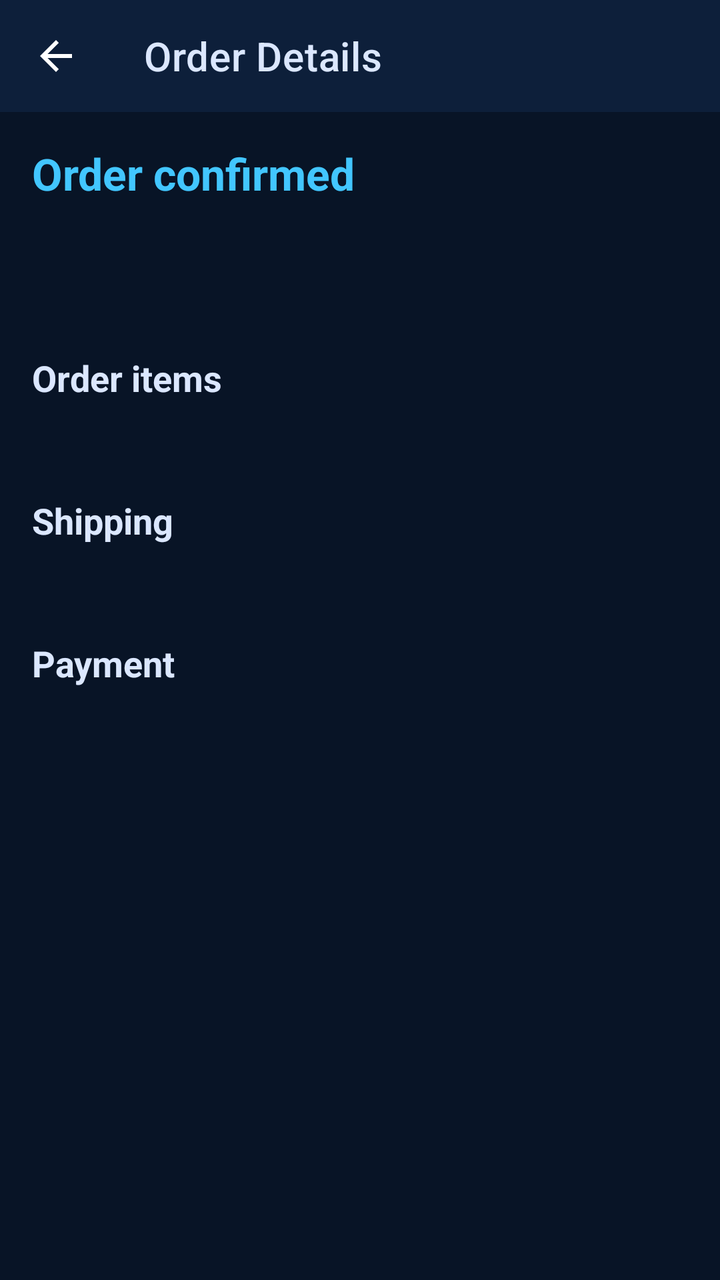
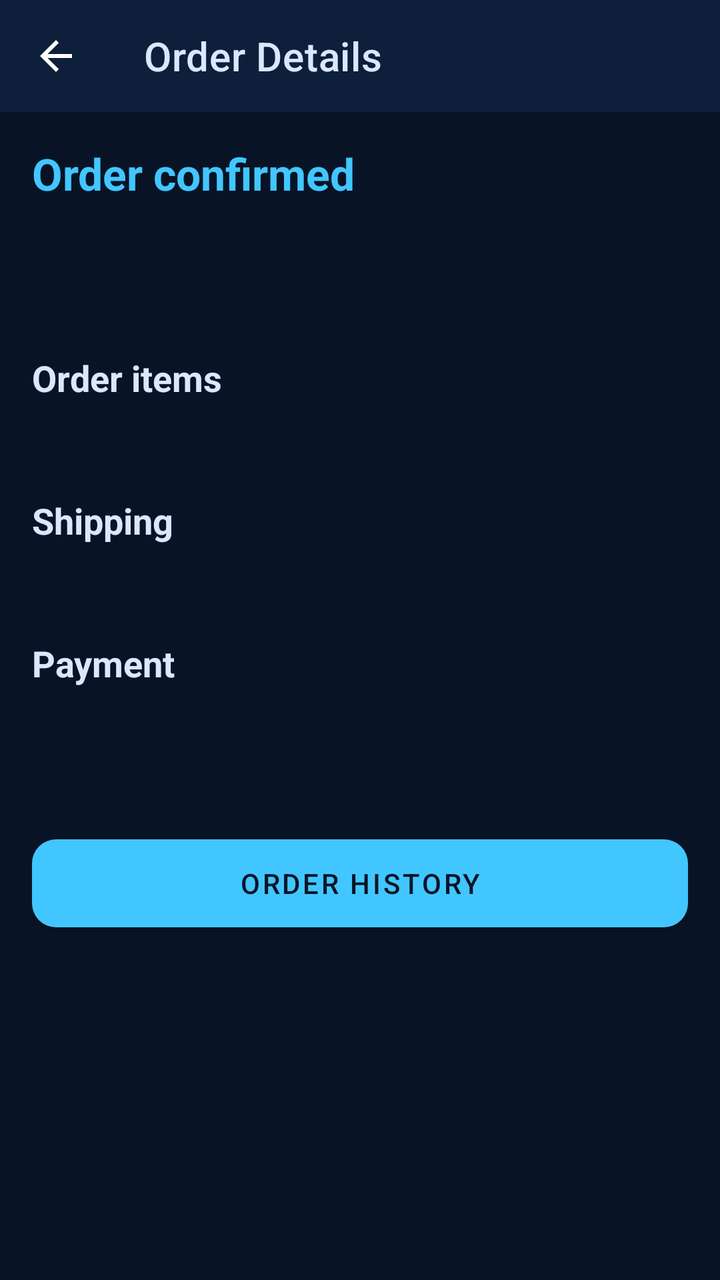

The first picture is an Android layout as it rendered before a commit; the second is the same layout after the commit. The layout source and the unified diff follow.
<!-- AndroidManifest.xml: application theme Theme.Lebyy -->
<!-- res/layout/activity_order_details.xml -->
<?xml version="1.0" encoding="utf-8"?>
<LinearLayout xmlns:android="http://schemas.android.com/apk/res/android"
    xmlns:app="http://schemas.android.com/apk/res-auto"
    android:layout_width="match_parent"
    android:layout_height="match_parent"
    android:background="@color/lebyy_bg"
    android:orientation="vertical">

    <com.google.android.material.appbar.MaterialToolbar
        android:id="@+id/toolbar"
        android:layout_width="match_parent"
        android:layout_height="?attr/actionBarSize"
        android:background="@color/lebyy_bg_2"
        android:theme="@style/ThemeOverlay.MaterialComponents.Dark.ActionBar"
        app:navigationIcon="?attr/homeAsUpIndicator"
        app:title="@string/order_details_title"
        app:titleTextColor="@color/lebyy_text" />

    <ScrollView
        android:layout_width="match_parent"
        android:layout_height="match_parent">

        <LinearLayout
            android:layout_width="match_parent"
            android:layout_height="wrap_content"
            android:orientation="vertical"
            android:padding="16dp">

            <TextView
                android:id="@+id/orderConfirmed"
                android:layout_width="match_parent"
                android:layout_height="wrap_content"
                android:contentDescription="test-OrderConfirmed"
                android:text="@string/order_confirmed"
                android:textColor="@color/lebyy_primary"
                android:textSize="22sp"
                android:textStyle="bold" />

            <TextView
                android:id="@+id/orderId"
                android:layout_width="match_parent"
                android:layout_height="wrap_content"
                android:layout_marginTop="8dp"
                android:contentDescription="test-OrderId"
                android:textColor="@color/lebyy_text"
                android:textSize="18sp"
                android:textStyle="bold" />

            <TextView
                android:id="@+id/orderDate"
                android:layout_width="match_parent"
                android:layout_height="wrap_content"
                android:layout_marginTop="4dp"
                android:contentDescription="test-OrderDate"
                android:textColor="@color/lebyy_muted" />

            <TextView
                android:layout_width="match_parent"
                android:layout_height="wrap_content"
                android:layout_marginTop="20dp"
                android:text="@string/order_items"
                android:textColor="@color/lebyy_text"
                android:textSize="18sp"
                android:textStyle="bold" />

            <TextView
                android:id="@+id/orderItems"
                android:layout_width="match_parent"
                android:layout_height="wrap_content"
                android:layout_marginTop="8dp"
                android:contentDescription="test-OrderItem"
                android:textColor="@color/lebyy_text" />

            <TextView
                android:layout_width="match_parent"
                android:layout_height="wrap_content"
                android:layout_marginTop="20dp"
                android:text="@string/shipping_information"
                android:textColor="@color/lebyy_text"
                android:textSize="18sp"
                android:textStyle="bold" />

            <TextView
                android:id="@+id/orderShipping"
                android:layout_width="match_parent"
                android:layout_height="wrap_content"
                android:layout_marginTop="8dp"
                android:contentDescription="test-OrderShipping"
                android:textColor="@color/lebyy_muted" />

            <TextView
                android:layout_width="match_parent"
                android:layout_height="wrap_content"
                android:layout_marginTop="20dp"
                android:text="@string/payment_information"
                android:textColor="@color/lebyy_text"
                android:textSize="18sp"
                android:textStyle="bold" />

            <TextView
                android:id="@+id/orderPayment"
                android:layout_width="match_parent"
                android:layout_height="wrap_content"
                android:layout_marginTop="8dp"
                android:contentDescription="test-OrderPayment"
                android:textColor="@color/lebyy_muted" />

            <TextView
                android:id="@+id/orderSubtotal"
                android:layout_width="match_parent"
                android:layout_height="wrap_content"
                android:layout_marginTop="20dp"
                android:contentDescription="test-OrderSubtotal"
                android:textColor="@color/lebyy_muted"
                android:visibility="gone" />

            <TextView
                android:id="@+id/orderDiscount"
                android:layout_width="match_parent"
                android:layout_height="wrap_content"
                android:layout_marginTop="4dp"
                android:contentDescription="test-OrderDiscount"
                android:textColor="@color/lebyy_success"
                android:visibility="gone" />

            <TextView
                android:id="@+id/orderTotal"
                android:layout_width="match_parent"
                android:layout_height="wrap_content"
                android:layout_marginTop="8dp"
                android:contentDescription="test-OrderTotal"
                android:textColor="@color/lebyy_primary"
                android:textSize="20sp"
                android:textStyle="bold" />

            <com.google.android.material.button.MaterialButton
                android:id="@+id/buttonCancelOrder"
                android:layout_width="match_parent"
                android:layout_height="56dp"
                android:layout_marginTop="20dp"
                android:contentDescription="test-CANCEL ORDER"
                android:text="@string/cancel_order"
                android:textAllCaps="true"
                android:textColor="@color/lebyy_bg"
                android:visibility="gone"
                app:backgroundTint="@color/lebyy_accent"
                app:cornerRadius="12dp" />

            <TextView
                android:id="@+id/previousOrdersTitle"
                android:layout_width="match_parent"
                android:layout_height="wrap_content"
                android:layout_marginTop="28dp"
                android:contentDescription="test-PreviousOrdersTitle"
                android:text="@string/previous_orders"
                android:textColor="@color/lebyy_text"
                android:textSize="18sp"
                android:textStyle="bold"
                android:visibility="gone" />

            <TextView
                android:id="@+id/previousOrdersEmpty"
                android:layout_width="match_parent"
                android:layout_height="wrap_content"
                android:layout_marginTop="8dp"
                android:contentDescription="test-PreviousOrdersEmpty"
                android:text="@string/previous_orders_empty"
                android:textColor="@color/lebyy_muted"
                android:visibility="gone" />

            <LinearLayout
                android:id="@+id/previousOrdersList"
                android:layout_width="match_parent"
                android:layout_height="wrap_content"
                android:layout_marginTop="8dp"
                android:orientation="vertical" />
        </LinearLayout>
    </ScrollView>
</LinearLayout>
<!-- resources referenced by this layout -->
<resources>
  <color name="lebyy_accent">#FFBF57</color>
  <color name="lebyy_bg">#081426</color>
  <color name="lebyy_bg_2">#0D1F3A</color>
  <color name="lebyy_muted">#90AAD6</color>
  <color name="lebyy_primary">#42C6FF</color>
  <color name="lebyy_success">#2DD4BF</color>
  <color name="lebyy_text">#DBE7FF</color>
  <string name="cancel_order">CANCEL ORDER</string>
  <string name="order_confirmed">Order confirmed</string>
  <string name="order_details_title">Order Details</string>
  <string name="order_items">Order items</string>
  <string name="payment_information">Payment</string>
  <string name="previous_orders">Previous orders</string>
  <string name="previous_orders_empty">No previous orders yet.</string>
  <string name="shipping_information">Shipping</string>
  <style name="Theme.Lebyy" parent="Theme.MaterialComponents.DayNight.NoActionBar">
          <item name="colorPrimary">@color/lebyy_primary</item>
          <item name="colorPrimaryVariant">@color/lebyy_bg_2</item>
          <item name="colorSecondary">@color/lebyy_accent</item>
          <item name="colorOnPrimary">@color/lebyy_bg</item>
          <item name="colorOnSecondary">@color/lebyy_bg</item>
          <item name="android:statusBarColor">@color/lebyy_bg</item>
          <item name="android:navigationBarColor">@color/lebyy_bg</item>
          <item name="android:windowBackground">@color/lebyy_bg</item>
          <item name="android:textColorPrimary">@color/lebyy_text</item>
          <item name="android:textColorSecondary">@color/lebyy_muted</item>
          <item name="colorControlNormal">@color/lebyy_muted</item>
          <item name="colorControlActivated">@color/lebyy_primary</item>
          <item name="materialButtonStyle">@style/Widget.Lebyy.Button</item>
          <item name="materialAlertDialogTheme">@style/ThemeOverlay.Lebyy.Dialog</item>
          <item name="alertDialogTheme">@style/ThemeOverlay.Lebyy.Dialog</item>
      </style>
  <style name="Widget.Lebyy.Button" parent="Widget.MaterialComponents.Button">
          <item name="backgroundTint">@color/lebyy_accent</item>
          <item name="android:textColor">@color/lebyy_bg</item>
          <item name="cornerRadius">12dp</item>
      </style>
  <style name="ThemeOverlay.Lebyy.Dialog" parent="ThemeOverlay.MaterialComponents.MaterialAlertDialog">
          <item name="colorPrimary">@color/lebyy_primary</item>
          <item name="colorSurface">@color/white</item>
          <item name="colorOnSurface">#0F2144</item>
          <item name="android:background">@color/white</item>
          <item name="materialAlertDialogTitleTextStyle">@style/Lebyy.Dialog.Title</item>
          <item name="materialAlertDialogBodyTextStyle">@style/Lebyy.Dialog.Body</item>
          <item name="buttonBarPositiveButtonStyle">@style/Lebyy.Dialog.Button</item>
          <item name="buttonBarNegativeButtonStyle">@style/Lebyy.Dialog.Button</item>
      </style>
  <color name="white">#FFFFFF</color>
  <style name="Lebyy.Dialog.Title" parent="MaterialAlertDialog.MaterialComponents.Title.Text">
          <item name="android:textColor">#0F2144</item>
          <item name="android:textSize">18sp</item>
          <item name="android:textStyle">bold</item>
      </style>
  <style name="Lebyy.Dialog.Body" parent="MaterialAlertDialog.MaterialComponents.Body.Text">
          <item name="android:textColor">#1F3A5F</item>
          <item name="android:textSize">15sp</item>
      </style>
  <style name="Lebyy.Dialog.Button" parent="Widget.MaterialComponents.Button.TextButton.Dialog">
          <item name="android:textColor">@color/lebyy_primary_2</item>
          <item name="android:textStyle">bold</item>
      </style>
  <color name="lebyy_primary_2">#6E8BFF</color>
</resources>

<!-- the commit's change to res/layout/activity_order_details.xml (unified diff, before → after) -->
@@ -146,34 +146,17 @@
                 app:backgroundTint="@color/lebyy_accent"
                 app:cornerRadius="12dp" />
 
-            <TextView
-                android:id="@+id/previousOrdersTitle"
+            <com.google.android.material.button.MaterialButton
+                android:id="@+id/buttonOrderHistory"
                 android:layout_width="match_parent"
-                android:layout_height="wrap_content"
-                android:layout_marginTop="28dp"
-                android:contentDescription="test-PreviousOrdersTitle"
-                android:text="@string/previous_orders"
-                android:textColor="@color/lebyy_text"
-                android:textSize="18sp"
-                android:textStyle="bold"
-                android:visibility="gone" />
-
-            <TextView
-                android:id="@+id/previousOrdersEmpty"
-                android:layout_width="match_parent"
-                android:layout_height="wrap_content"
+                android:layout_height="56dp"
                 android:layout_marginTop="8dp"
-                android:contentDescription="test-PreviousOrdersEmpty"
-                android:text="@string/previous_orders_empty"
-                android:textColor="@color/lebyy_muted"
-                android:visibility="gone" />
-
-            <LinearLayout
-                android:id="@+id/previousOrdersList"
-                android:layout_width="match_parent"
-                android:layout_height="wrap_content"
-                android:layout_marginTop="8dp"
-                android:orientation="vertical" />
+                android:contentDescription="test-ORDER HISTORY"
+                android:text="@string/order_history"
+                android:textAllCaps="true"
+                android:textColor="@color/lebyy_bg"
+                app:backgroundTint="@color/lebyy_primary"
+                app:cornerRadius="12dp" />
         </LinearLayout>
     </ScrollView>
 </LinearLayout>
<!-- resource entries referenced after the edit -->
@@ -10,10 +10,9 @@
   <string name="cancel_order">CANCEL ORDER</string>
   <string name="order_confirmed">Order confirmed</string>
   <string name="order_details_title">Order Details</string>
+  <string name="order_history">ORDER HISTORY</string>
   <string name="order_items">Order items</string>
   <string name="payment_information">Payment</string>
-  <string name="previous_orders">Previous orders</string>
-  <string name="previous_orders_empty">No previous orders yet.</string>
   <string name="shipping_information">Shipping</string>
   <style name="Theme.Lebyy" parent="Theme.MaterialComponents.DayNight.NoActionBar">
           <item name="colorPrimary">@color/lebyy_primary</item>
